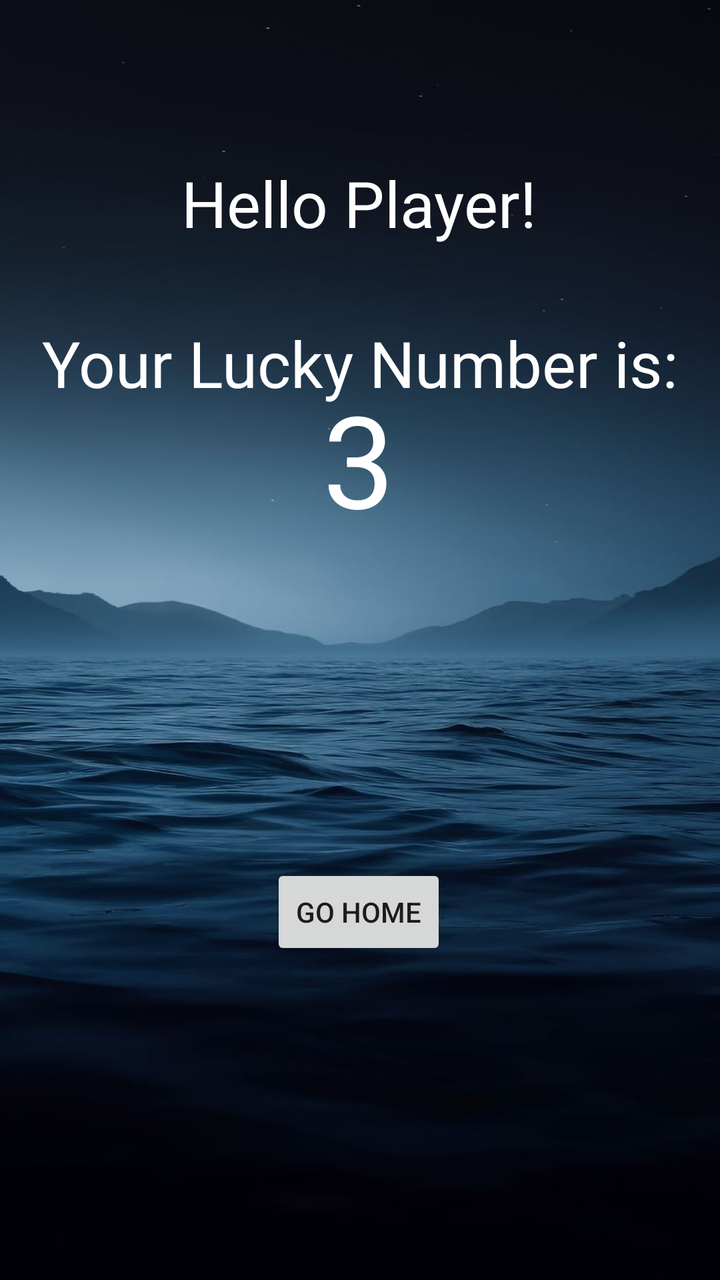
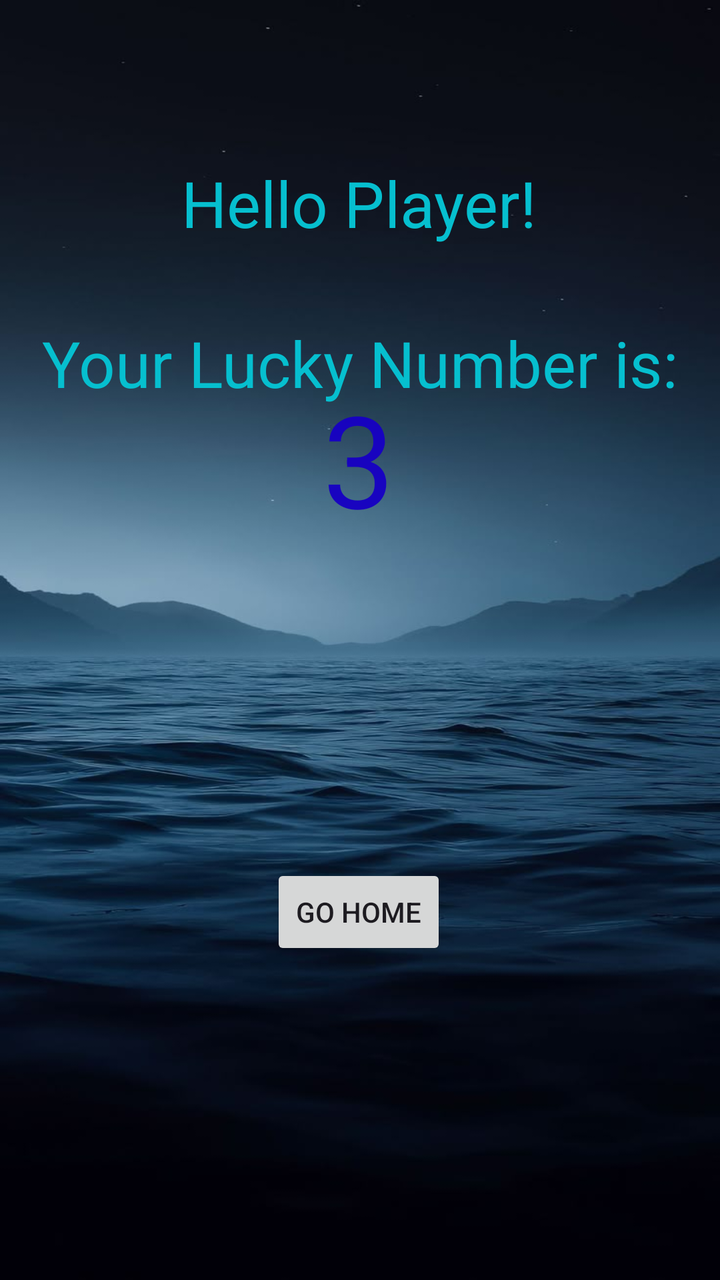

Screens rendered from an Android XML layout before and after an edit, with the pre-edit source and the edit as a unified diff.
<!-- AndroidManifest.xml: activity theme Theme.App_life_cycle -->
<!-- res/layout/activity_second.xml -->
<?xml version="1.0" encoding="utf-8"?>
<androidx.constraintlayout.widget.ConstraintLayout xmlns:android="http://schemas.android.com/apk/res/android"
    xmlns:app="http://schemas.android.com/apk/res-auto"
    xmlns:tools="http://schemas.android.com/tools"
    android:id="@+id/main"
    android:layout_width="match_parent"
    android:layout_height="match_parent"
    android:background="@drawable/even_numb"
    tools:context=".SecondActivity">


    <TextView
        android:id="@+id/userNam"
        android:layout_width="wrap_content"
        android:layout_height="wrap_content"
        android:layout_marginTop="80dp"
        android:text="Hello Player!"
        android:textSize="32dp"
        android:textColor="@color/white"
        app:layout_constraintEnd_toEndOf="@+id/textV3Activ2"
        app:layout_constraintHorizontal_bias="0.496"
        app:layout_constraintStart_toStartOf="@+id/textV3Activ2"
        app:layout_constraintTop_toTopOf="parent" />

    <TextView
        android:id="@+id/textV3Activ2"
        android:layout_width="wrap_content"
        android:layout_height="wrap_content"
        android:layout_marginTop="160dp"
        android:text="Your Lucky Number is:"
        android:textSize="32dp"
        android:textColor="@color/white"
        app:layout_constraintEnd_toEndOf="parent"
        app:layout_constraintHorizontal_bias="0.498"
        app:layout_constraintStart_toStartOf="parent"
        app:layout_constraintTop_toTopOf="parent" />

    <TextView
        android:id="@+id/luckyNumtext2"
        android:layout_width="wrap_content"
        android:layout_height="wrap_content"
        android:text="3"
        android:textColor="@color/white"
        android:textSize="64dp"
        android:layout_marginBottom="368dp"
        app:layout_constraintBottom_toBottomOf="parent"
        app:layout_constraintEnd_toEndOf="@+id/textV3Activ2"
        app:layout_constraintHorizontal_bias="0.498"
        app:layout_constraintStart_toStartOf="@+id/textV3Activ2" />

    <Button
        android:id="@+id/btnHome"
        android:layout_width="wrap_content"
        android:layout_height="wrap_content"
        android:layout_marginBottom="160dp"
        android:text="Go Home"
        app:layout_constraintBottom_toBottomOf="parent"
        app:layout_constraintEnd_toEndOf="@+id/luckyNumtext2"
        app:layout_constraintStart_toStartOf="@+id/luckyNumtext2" />

</androidx.constraintlayout.widget.ConstraintLayout>
<!-- resources referenced by this layout -->
<resources>
  <color name="white">#FFFFFFFF</color>
  <!-- drawable even_numb: jpg bitmap (drawable, 49352 bytes) -->
  <style name="Theme.App_life_cycle" parent="android:Theme.Material.Light.NoActionBar" />
</resources>

<!-- the commit's change to res/layout/activity_second.xml (unified diff, before → after) -->
@@ -15,8 +15,8 @@
         android:layout_height="wrap_content"
         android:layout_marginTop="80dp"
         android:text="Hello Player!"
+        android:textColor="@color/blue_sky"
         android:textSize="32dp"
-        android:textColor="@color/white"
         app:layout_constraintEnd_toEndOf="@+id/textV3Activ2"
         app:layout_constraintHorizontal_bias="0.496"
         app:layout_constraintStart_toStartOf="@+id/textV3Activ2"
@@ -29,7 +29,7 @@
         android:layout_marginTop="160dp"
         android:text="Your Lucky Number is:"
         android:textSize="32dp"
-        android:textColor="@color/white"
+        android:textColor="@color/blue_sky"
         app:layout_constraintEnd_toEndOf="parent"
         app:layout_constraintHorizontal_bias="0.498"
         app:layout_constraintStart_toStartOf="parent"
@@ -40,7 +40,7 @@
         android:layout_width="wrap_content"
         android:layout_height="wrap_content"
         android:text="3"
-        android:textColor="@color/white"
+        android:textColor="#F51700C3"
         android:textSize="64dp"
         android:layout_marginBottom="368dp"
         app:layout_constraintBottom_toBottomOf="parent"
<!-- resource entries referenced after the edit -->
@@ -1,6 +1,6 @@
 <!-- resources referenced by this layout -->
 <resources>
-  <color name="white">#FFFFFFFF</color>
+  <color name="blue_sky">#06BFCF</color>
   <!-- drawable even_numb: jpg bitmap (drawable, 49352 bytes) -->
   <style name="Theme.App_life_cycle" parent="android:Theme.Material.Light.NoActionBar" />
 </resources>
